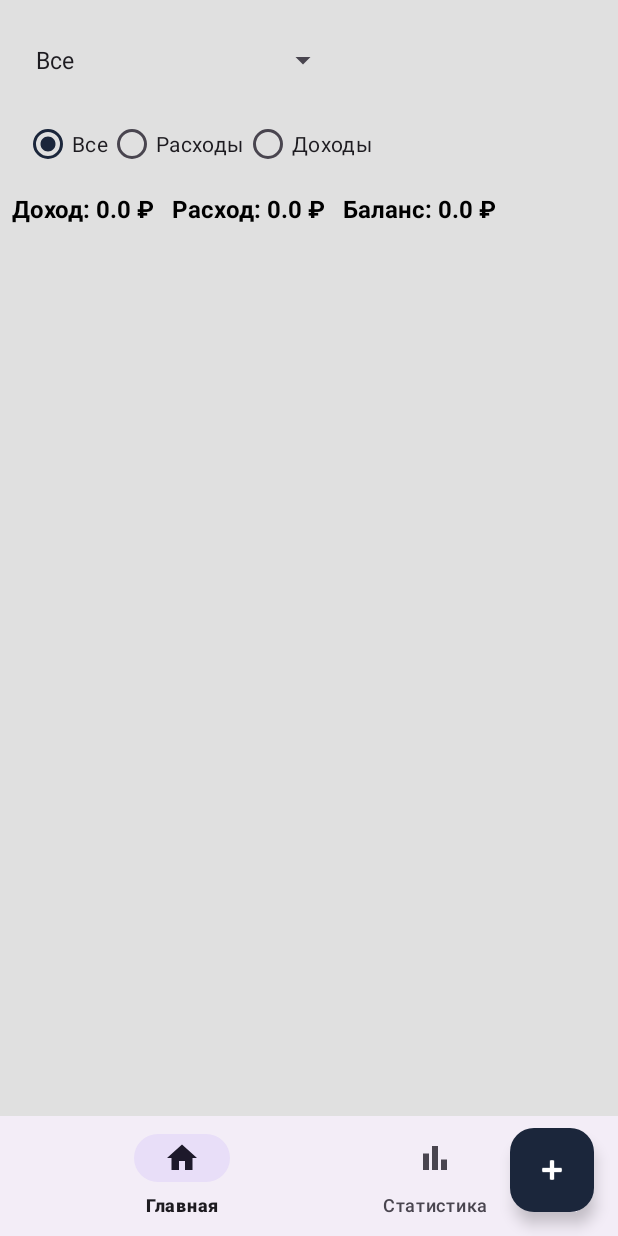
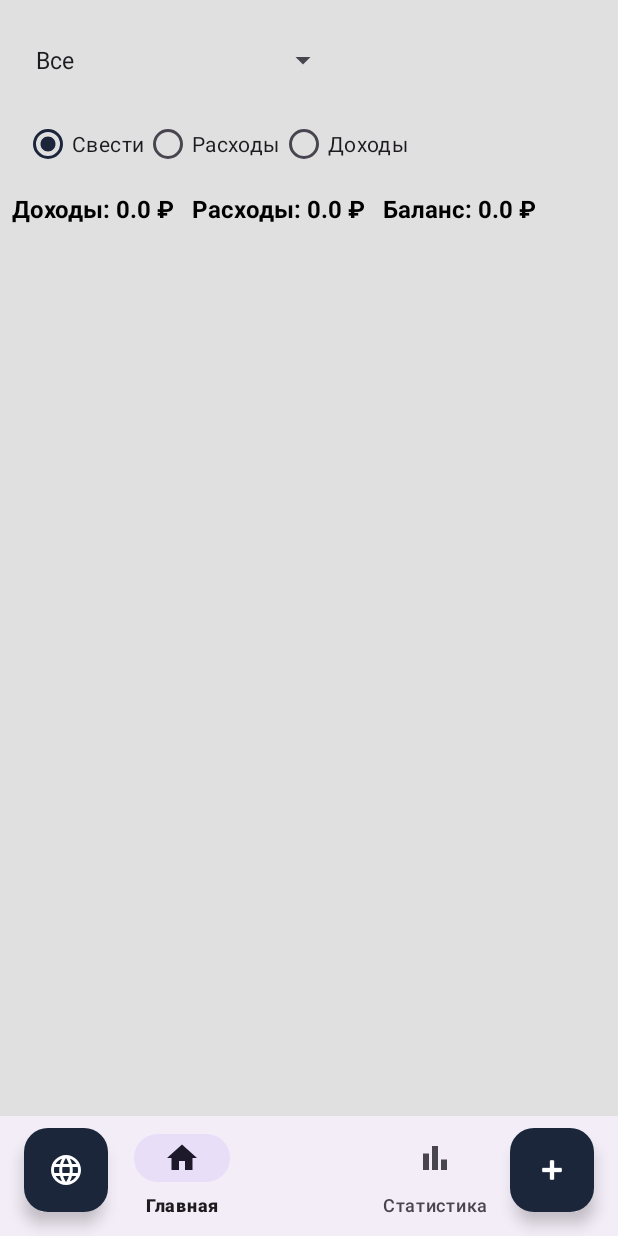
Before and after one commit to BeastChef/MoneyMind, an Android app: the screen it shows after launch (MainActivity), on a phone screen of 412 x 824 dp. Run offline under Robolectric (Android 15) with nearby library versions, the phone set to English and light mode, and no system bars; our stand-ins replace Room's generated code; 1 statement that could not run was skipped.

Commit message:
профель 2 : изменения (11)

```diff
--- /dev/null
+++ b/app/src/main/res/drawable/ic_language.xml
@@ -0,0 +1,9 @@
+<vector xmlns:android="http://schemas.android.com/apk/res/android"
+    android:width="24dp"
+    android:height="24dp"
+    android:viewportWidth="960"
+    android:viewportHeight="960">
+  <path
+      android:pathData="M480,880q-82,0 -155,-31.5t-127.5,-86Q143,708 111.5,635T80,480q0,-83 31.5,-155.5t86,-127Q252,143 325,111.5T480,80q83,0 155.5,31.5t127,86q54.5,54.5 86,127T880,480q0,82 -31.5,155t-86,127.5q-54.5,54.5 -127,86T480,880ZM480,798q26,-36 45,-75t31,-83L404,640q12,44 31,83t45,75ZM376,782q-18,-33 -31.5,-68.5T322,640L204,640q29,50 72.5,87t99.5,55ZM584,782q56,-18 99.5,-55t72.5,-87L638,640q-9,38 -22.5,73.5T584,782ZM170,560h136q-3,-20 -4.5,-39.5T300,480q0,-21 1.5,-40.5T306,400L170,400q-5,20 -7.5,39.5T160,480q0,21 2.5,40.5T170,560ZM386,560h188q3,-20 4.5,-39.5T580,480q0,-21 -1.5,-40.5T574,400L386,400q-3,20 -4.5,39.5T380,480q0,21 1.5,40.5T386,560ZM654,560h136q5,-20 7.5,-39.5T800,480q0,-21 -2.5,-40.5T790,400L654,400q3,20 4.5,39.5T660,480q0,21 -1.5,40.5T654,560ZM638,320h118q-29,-50 -72.5,-87T584,178q18,33 31.5,68.5T638,320ZM404,320h152q-12,-44 -31,-83t-45,-75q-26,36 -45,75t-31,83ZM204,320h118q9,-38 22.5,-73.5T376,178q-56,18 -99.5,55T204,320Z"
+      android:fillColor="#1f1f1f"/>
+</vector>
--- a/app/src/main/res/layout/activity_main.xml
+++ b/app/src/main/res/layout/activity_main.xml
@@ -12,7 +12,6 @@
         android:layout_width="match_parent"
         android:layout_height="match_parent">
 
-        <!-- 🔽 Фильтр по периоду -->
         <Spinner
             android:id="@+id/filterSpinner"
             android:layout_width="wrap_content"
@@ -22,7 +21,6 @@
             app:layout_constraintStart_toStartOf="parent"
             tools:ignore="TouchTargetSizeCheck" />
 
-        <!-- 🔽 Фильтр по типу: Все / Расходы / Доходы -->
         <RadioGroup
             android:id="@+id/typeFilterGroup"
             android:layout_width="wrap_content"
@@ -37,23 +35,22 @@
                 android:id="@+id/filterAll"
                 android:layout_width="wrap_content"
                 android:layout_height="wrap_content"
-                android:text="Все"
+                android:text="@string/filter_all"
                 android:checked="true"/>
 
             <RadioButton
                 android:id="@+id/filterExpenses"
                 android:layout_width="wrap_content"
                 android:layout_height="wrap_content"
-                android:text="Расходы" />
+                android:text="@string/filter_expenses" />
 
             <RadioButton
                 android:id="@+id/filterIncomes"
                 android:layout_width="wrap_content"
                 android:layout_height="wrap_content"
-                android:text="Доходы" />
+                android:text="@string/filter_incomes" />
         </RadioGroup>
 
-        <!-- ✅ Текущий баланс -->
         <TextView
             android:id="@+id/balanceText"
             android:layout_width="0dp"
@@ -67,7 +64,6 @@
             app:layout_constraintStart_toStartOf="parent"
             app:layout_constraintEnd_toEndOf="parent" />
 
-        <!-- 🔽 Список записей -->
         <androidx.recyclerview.widget.RecyclerView
             android:id="@+id/expensesRecyclerView"
             android:layout_width="0dp"
@@ -81,19 +77,30 @@
             app:layout_constraintEnd_toEndOf="parent" />
     </androidx.constraintlayout.widget.ConstraintLayout>
 
-    <!-- 🔽 Кнопка добавления расхода или дохода -->
+    <!-- 🌍 Кнопка смены языка -->
+    <com.google.android.material.floatingactionbutton.FloatingActionButton
+        android:id="@+id/fabLanguage"
+        android:layout_width="wrap_content"
+        android:layout_height="wrap_content"
+        android:layout_gravity="bottom|start"
+        android:layout_margin="16dp"
+        android:contentDescription="@string/choose_language"
+        android:src="@drawable/ic_language"
+        app:backgroundTint="?attr/colorPrimary"
+        app:tint="@android:color/white" />
+
+    <!-- ➕ Кнопка добавления -->
     <com.google.android.material.floatingactionbutton.FloatingActionButton
         android:id="@+id/fabAddExpense"
         android:layout_width="wrap_content"
         android:layout_height="wrap_content"
         android:layout_gravity="bottom|end"
         android:layout_margin="16dp"
-        android:contentDescription="Добавить расход"
+        android:contentDescription="@string/add_expense"
         android:src="@android:drawable/ic_input_add"
         app:backgroundTint="?attr/colorPrimary"
         app:tint="@android:color/white" />
 
-    <!-- 🔽 Нижняя навигация -->
     <com.google.android.material.bottomnavigation.BottomNavigationView
         android:id="@+id/bottomNavigation"
         android:layout_width="match_parent"
@@ -102,5 +109,4 @@
         android:backgroundTint="@color/white"
         app:menu="@menu/bottom_nav_menu"
         app:labelVisibilityMode="labeled" />
-
 </androidx.coordinatorlayout.widget.CoordinatorLayout>
```
Also changed, not shown: app/src/main/AndroidManifest.xml (+7 -4 lines), app/src/main/java/com/example/moneymind/ui/MainActivity.java (+36 -9 lines), app/src/main/java/com/example/moneymind/utils/LanguageUtils.kt (added, +24 -0 lines), app/src/main/res/drawable/ic_sport.xml (deleted, +0 -49 lines), app/src/main/res/drawable/ic_travel.xml (deleted, +0 -17 lines), app/src/main/res/values/strings.xml (+40 -0 lines), 10 other files.
